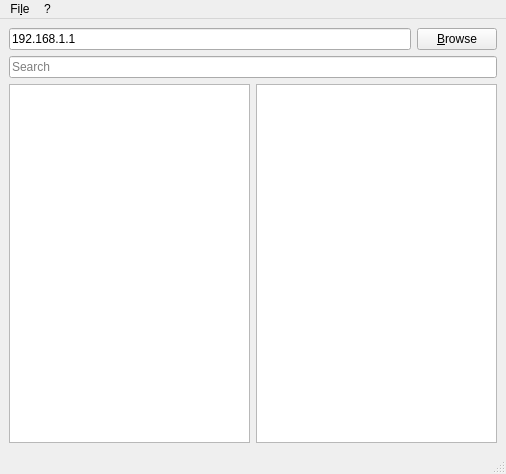
Above: qmclientwidget.ui from teknoraver/qmclient before the change. Below: the same form after it.
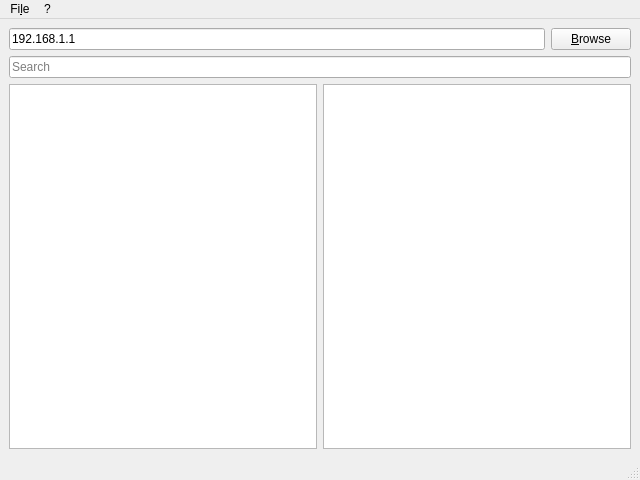
That is the form after the change. Icons and pictures are not drawn.

Commit message: fix SIGSEGV on exit

```diff
--- a/qmclientwidget.ui
+++ b/qmclientwidget.ui
@@ -6,8 +6,8 @@
    <rect>
     <x>0</x>
     <y>0</y>
-    <width>506</width>
-    <height>474</height>
+    <width>640</width>
+    <height>480</height>
    </rect>
   </property>
   <property name="windowTitle">
@@ -77,7 +77,7 @@
     <rect>
      <x>0</x>
      <y>0</y>
-     <width>506</width>
+     <width>640</width>
      <height>30</height>
     </rect>
    </property>
```
The commit also changes 1 other file.
